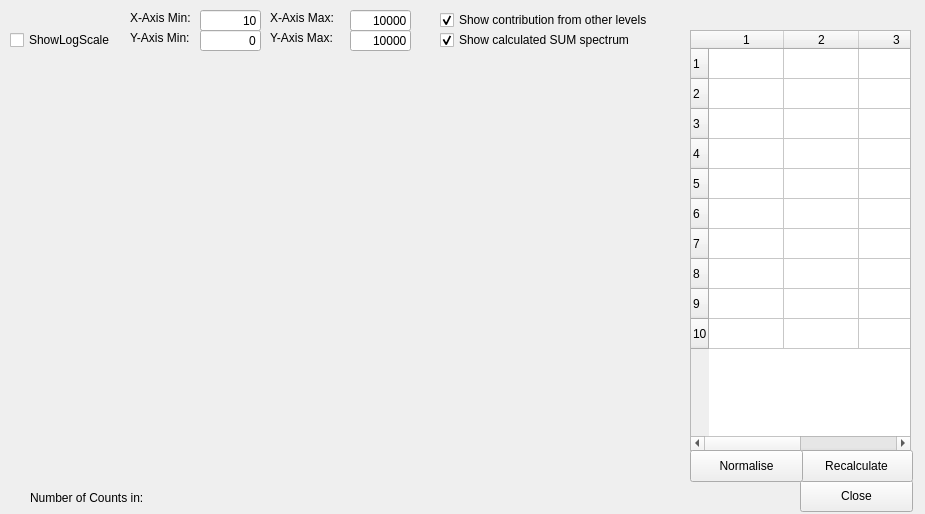
Before: the Qt Designer form development/manualfitgraph.ui in Iuve/TASEva, drawn with Qt 5.
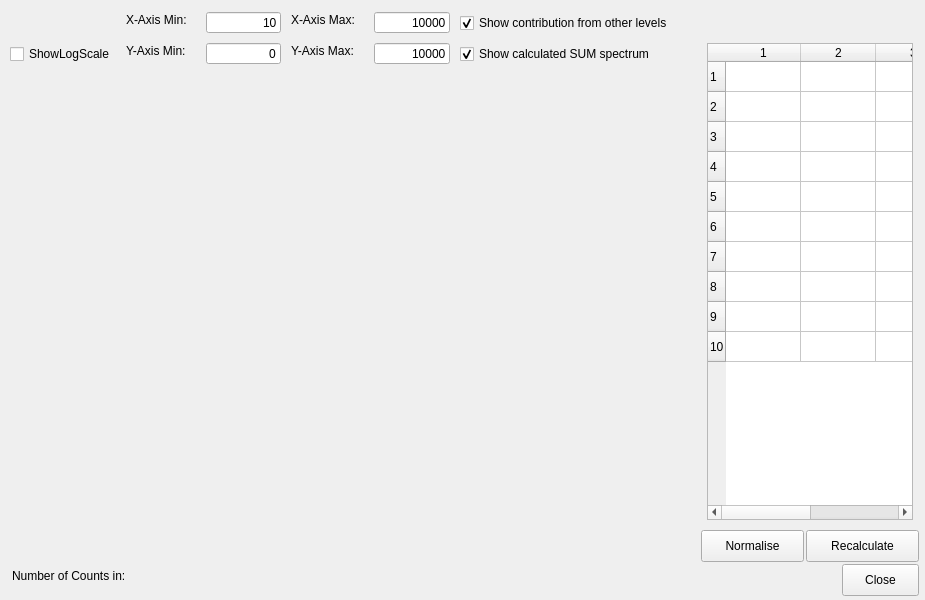
After: the same form once the commit is applied. Custom widgets are drawn as their Qt base class.

```diff
--- a/development/manualfitgraph.ui
+++ b/development/manualfitgraph.ui
@@ -7,11 +7,11 @@
     <x>0</x>
     <y>0</y>
     <width>925</width>
-    <height>514</height>
+    <height>600</height>
    </rect>
   </property>
   <property name="sizePolicy">
-   <sizepolicy hsizetype="Preferred" vsizetype="Preferred">
+   <sizepolicy hsizetype="Expanding" vsizetype="Expanding">
     <horstretch>0</horstretch>
     <verstretch>0</verstretch>
    </sizepolicy>
@@ -22,19 +22,19 @@
   <widget class="QCustomPlot" name="histogramPlot" native="true">
    <property name="geometry">
     <rect>
-     <x>30</x>
-     <y>50</y>
-     <width>651</width>
-     <height>291</height>
+     <x>12</x>
+     <y>74</y>
+     <width>681</width>
+     <height>321</height>
     </rect>
    </property>
   </widget>
   <widget class="QPushButton" name="buttonClose">
    <property name="geometry">
     <rect>
-     <x>800</x>
-     <y>480</y>
-     <width>113</width>
+     <x>842</x>
+     <y>564</y>
+     <width>77</width>
      <height>32</height>
     </rect>
    </property>
@@ -45,10 +45,10 @@
   <widget class="QCustomPlot" name="histogramDiffPlot" native="true">
    <property name="geometry">
     <rect>
-     <x>30</x>
-     <y>350</y>
-     <width>651</width>
-     <height>131</height>
+     <x>12</x>
+     <y>413</y>
+     <width>681</width>
+     <height>141</height>
     </rect>
    </property>
   </widget>
@@ -56,8 +56,8 @@
    <property name="geometry">
     <rect>
      <x>10</x>
-     <y>30</y>
-     <width>111</width>
+     <y>44</y>
+     <width>115</width>
      <height>20</height>
     </rect>
    </property>
@@ -68,9 +68,9 @@
   <widget class="QLabel" name="labelXAxisMin">
    <property name="geometry">
     <rect>
-     <x>130</x>
-     <y>10</y>
-     <width>91</width>
+     <x>126</x>
+     <y>12</y>
+     <width>70</width>
      <height>16</height>
     </rect>
    </property>
@@ -81,9 +81,9 @@
   <widget class="QLineEdit" name="lineEditXAxisMin">
    <property name="geometry">
     <rect>
-     <x>200</x>
-     <y>10</y>
-     <width>61</width>
+     <x>206</x>
+     <y>12</y>
+     <width>75</width>
      <height>21</height>
     </rect>
    </property>
@@ -100,9 +100,9 @@
   <widget class="QLineEdit" name="lineEditXAxisMax">
    <property name="geometry">
     <rect>
-     <x>350</x>
-     <y>10</y>
-     <width>61</width>
+     <x>374</x>
+     <y>12</y>
+     <width>76</width>
      <height>21</height>
     </rect>
    </property>
@@ -119,9 +119,9 @@
   <widget class="QLabel" name="labelXAxisMax">
    <property name="geometry">
     <rect>
-     <x>270</x>
-     <y>10</y>
-     <width>81</width>
+     <x>291</x>
+     <y>12</y>
+     <width>73</width>
      <height>16</height>
     </rect>
    </property>
@@ -132,16 +132,16 @@
   <widget class="QTableWidget" name="tableLevels">
    <property name="geometry">
     <rect>
-     <x>690</x>
-     <y>30</y>
-     <width>221</width>
-     <height>421</height>
+     <x>707</x>
+     <y>43</y>
+     <width>206</width>
+     <height>477</height>
     </rect>
    </property>
    <property name="sizePolicy">
     <sizepolicy hsizetype="Expanding" vsizetype="Expanding">
-     <horstretch>2</horstretch>
-     <verstretch>2</verstretch>
+     <horstretch>1</horstretch>
+     <verstretch>1</verstretch>
     </sizepolicy>
    </property>
    <property name="iconSize">
@@ -180,8 +180,8 @@
   <widget class="QPushButton" name="buttonRecalculate">
    <property name="geometry">
     <rect>
-     <x>800</x>
-     <y>450</y>
+     <x>806</x>
+     <y>530</y>
      <width>113</width>
      <height>32</height>
     </rect>
@@ -193,9 +193,9 @@
   <widget class="QPushButton" name="buttonNormalise">
    <property name="geometry">
     <rect>
-     <x>690</x>
-     <y>450</y>
-     <width>113</width>
+     <x>701</x>
+     <y>530</y>
+     <width>103</width>
      <height>32</height>
     </rect>
    </property>
@@ -206,9 +206,9 @@
   <widget class="QCheckBox" name="checkContrOtherLevels">
    <property name="geometry">
     <rect>
-     <x>440</x>
-     <y>10</y>
-     <width>241</width>
+     <x>460</x>
+     <y>13</y>
+     <width>242</width>
      <height>20</height>
     </rect>
    </property>
@@ -222,9 +222,9 @@
   <widget class="QLabel" name="labelNoCounts">
    <property name="geometry">
     <rect>
-     <x>30</x>
-     <y>490</y>
-     <width>651</width>
+     <x>12</x>
+     <y>568</y>
+     <width>129</width>
      <height>16</height>
     </rect>
    </property>
@@ -235,9 +235,9 @@
   <widget class="QLabel" name="labelYAxisMin">
    <property name="geometry">
     <rect>
-     <x>130</x>
-     <y>30</y>
-     <width>71</width>
+     <x>126</x>
+     <y>43</y>
+     <width>69</width>
      <height>16</height>
     </rect>
    </property>
@@ -248,9 +248,9 @@
   <widget class="QLabel" name="labelYAxisMax">
    <property name="geometry">
     <rect>
-     <x>270</x>
-     <y>30</y>
-     <width>81</width>
+     <x>291</x>
+     <y>43</y>
+     <width>73</width>
      <height>16</height>
     </rect>
    </property>
@@ -261,9 +261,9 @@
   <widget class="QLineEdit" name="lineEditYAxisMin">
    <property name="geometry">
     <rect>
-     <x>200</x>
-     <y>30</y>
-     <width>61</width>
+     <x>206</x>
+     <y>43</y>
+     <width>75</width>
      <height>21</height>
     </rect>
    </property>
@@ -277,9 +277,9 @@
   <widget class="QLineEdit" name="lineEditYAxisMax">
    <property name="geometry">
     <rect>
-     <x>350</x>
-     <y>30</y>
-     <width>61</width>
+     <x>374</x>
+     <y>43</y>
+     <width>76</width>
      <height>21</height>
     </rect>
    </property>
@@ -293,9 +293,9 @@
   <widget class="QCheckBox" name="checkShowSIM">
    <property name="geometry">
     <rect>
-     <x>440</x>
-     <y>30</y>
-     <width>231</width>
+     <x>460</x>
+     <y>44</y>
+     <width>218</width>
      <height>20</height>
     </rect>
    </property>
```
